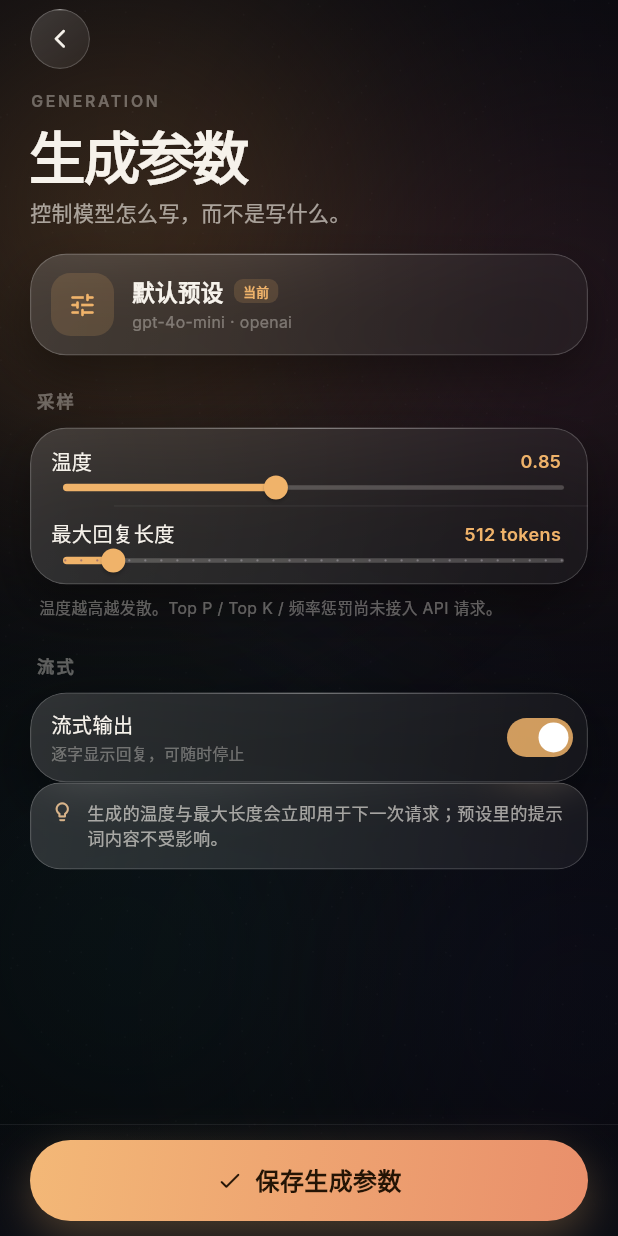
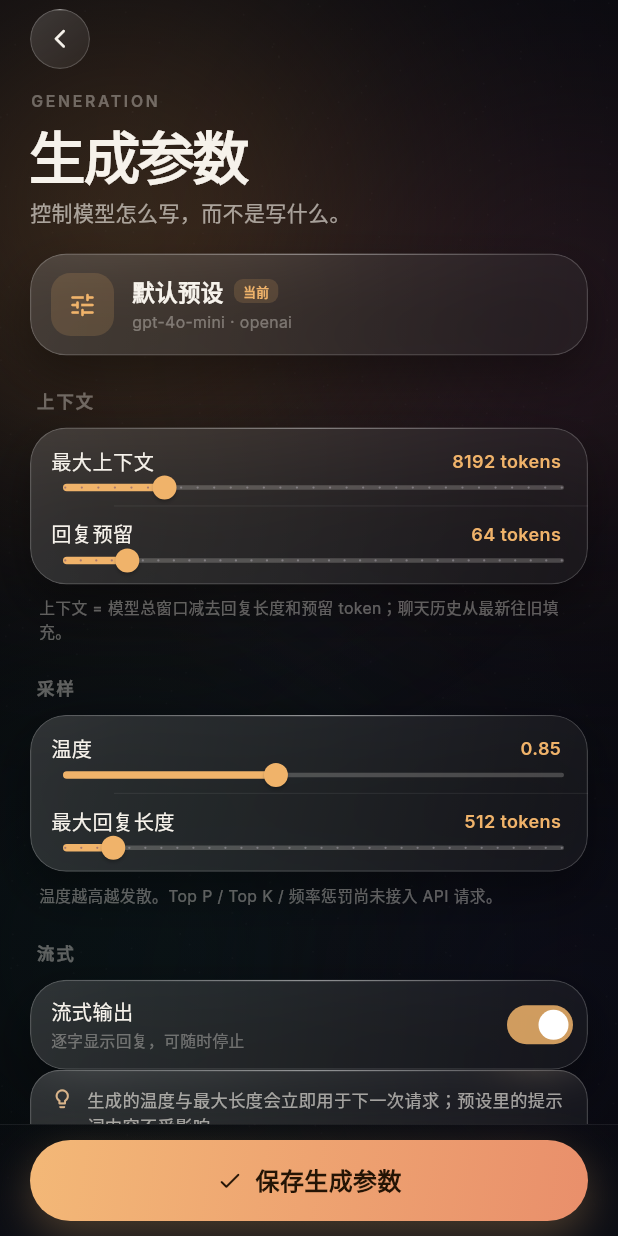
Before and after one commit to PawNzZi/opentavern, a Flutter app: the screen it shows after launch, item 3 of the bottom bar chosen, after a tap on "生成参数", on a phone screen of 412 x 824 dp. Run offline on Flutter 3.47's test engine with Material 3 defaults, Android fonts, the phone set to English and light mode, and no system bars; our stand-ins replace file_picker; statements that could not run were skipped.

Commit message:
refactor: 移除自造的上下文与格式页；上下文长度移入生成参数，世界书预算移入世界书全局设置

```diff
--- a/lib/screens/generation.dart
+++ b/lib/screens/generation.dart
@@ -16,6 +16,8 @@ class GenerationPage extends StatefulWidget {
 class _GenerationPageState extends State<GenerationPage> {
   late double _temperature;
   late double _maxTokens;
+  late double _maxContext;
+  late double _tokenPadding;
   late bool _streaming;
 
   @override
@@ -24,12 +26,16 @@ class _GenerationPageState extends State<GenerationPage> {
     final api = AppStore.instance.settings.api;
     _temperature = api.temperature;
     _maxTokens = api.maxTokens.toDouble();
+    _maxContext = AppStore.instance.settings.maxContext.toDouble();
+    _tokenPadding = AppStore.instance.settings.tokenPadding.toDouble();
     _streaming = api.streaming;
   }
 
   Future<void> _save() async {
     final settings = AppStore.instance.settings;
     AppStore.instance.settings = settings.copyWith(
+      maxContext: _maxContext.round(),
+      tokenPadding: _tokenPadding.round(),
       api: settings.api.copyWith(
         temperature: _temperature,
         maxTokens: _maxTokens.round(),
@@ -101,6 +107,30 @@ class _GenerationPageState extends State<GenerationPage> {
           ),
         ),
         SettingsGroup(
+          title: '上下文',
+          footnote: '上下文 = 模型总窗口减去回复长度和预留 token；聊天历史从最新往旧填充。',
+          children: [
+            SliderLine(
+              title: '最大上下文',
+              value: _maxContext,
+              min: 2048,
+              max: 32768,
+              divisions: 30,
+              display: '${_maxContext.round()} tokens',
+              onChanged: (v) => setState(() => _maxContext = v),
+            ),
+            SliderLine(
+              title: '回复预留',
+              value: _tokenPadding,
+              min: 0,
+              max: 512,
+              divisions: 32,
+              display: '${_tokenPadding.round()} tokens',
+              onChanged: (v) => setState(() => _tokenPadding = v),
+            ),
+          ],
+        ),
+        SettingsGroup(
           title: '采样',
           footnote: '温度越高越发散。Top P / Top K / 频率惩罚尚未接入 API 请求。',
           children: [
--- a/lib/screens/settings.dart
+++ b/lib/screens/settings.dart
@@ -8,7 +8,6 @@ import '../design/theme.dart';
 import 'about.dart';
 import 'appearance.dart';
 import 'automation.dart';
-import 'context_page.dart';
 import 'data.dart';
 import 'generation.dart';
 import 'interaction.dart';
@@ -223,13 +222,6 @@ class SettingsScreen extends StatelessWidget {
                   onTap: () => _open(context, const MemoryPage()),
                 ),
                 const Hairline(indent: 56),
-                SettingRow(
-                  icon: Icons.format_align_left_rounded,
-                  title: '上下文与格式',
-                  value: '${settings.maxContext} ctx · 预留 ${settings.tokenPadding}',
-                  iconColor: p.rose,
-                  onTap: () => _open(context, const ContextPage()),
-                ),
               ],
             ),
           ),
```
Also changed, not shown: lib/screens/lore.dart (+61 -0 lines).
